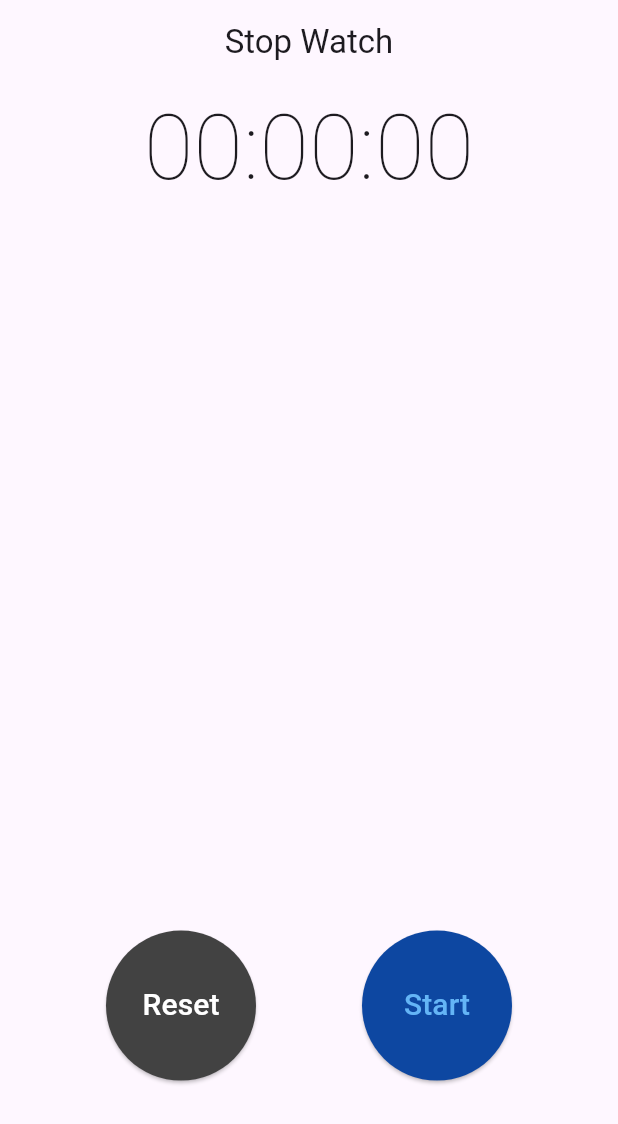
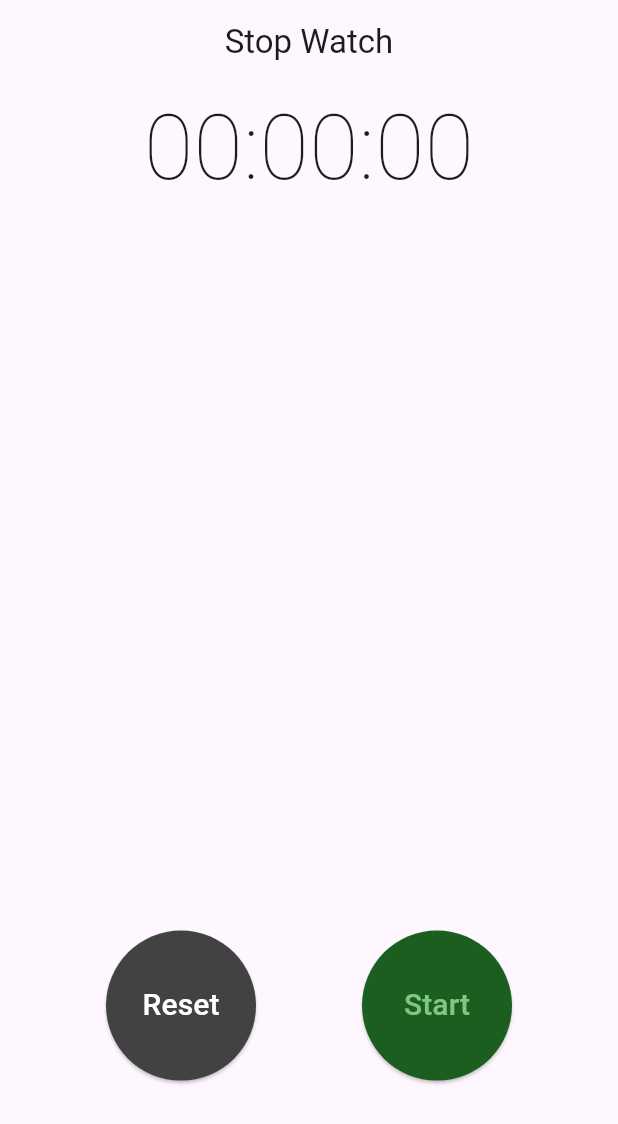
Before and after one commit to Souma061/Flutter-Assignment, a Flutter app: the StopWatchPage screen opened directly, on a phone screen of 412 x 824 dp. Shown: the top 1124 px of the screen. Run offline on Flutter 3.47's test engine with Material 3 defaults, Android fonts, the phone set to English and light mode, and no system bars.

Commit message:
feat: Add cake icon to age input field in AgeCalculatorPage

```diff
--- a/MyFlutterApp/age_calculator/lib/main.dart
+++ b/MyFlutterApp/age_calculator/lib/main.dart
@@ -93,6 +93,7 @@ class _AgeCalculatorPageState extends State<AgeCalculatorPage> {
                 border: OutlineInputBorder(
                   borderRadius: BorderRadius.all(Radius.circular(12)),
                 ),
+                icon: Icon(Icons.cake),
 
                 prefixIcon: Icon(Icons.calendar_today),
               ),
--- a/MyFlutterApp/currency_converter/lib/main.dart
+++ b/MyFlutterApp/currency_converter/lib/main.dart
@@ -1,14 +1,10 @@
 import 'dart:convert';
-
 import 'package:flutter/material.dart';
 import 'package:http/http.dart' as http;
 
 void main() {
   runApp(const MyApp());
 }
-
-
-
 class MyApp extends StatelessWidget {
   const MyApp({super.key});
 
--- a/MyFlutterApp/stop_watch/lib/main.dart
+++ b/MyFlutterApp/stop_watch/lib/main.dart
@@ -118,10 +118,10 @@ class _StopWatchPageState extends State<StopWatchPage> {
                 _buildButton(
                   color: _stopwatch.isRunning
                       ? Colors.red[900]!
-                      : Colors.blue[900]!,
+                      : Colors.green[900]!,
                   textColor: _stopwatch.isRunning
                       ? Colors.red[300]!
-                      : Colors.blue[300]!,
+                      : Colors.green[300]!,
                   text: _stopwatch.isRunning ? "Stop" : "Start",
                   onPressed: _stopwatch.isRunning
                       ? _stopStopWatch
```
